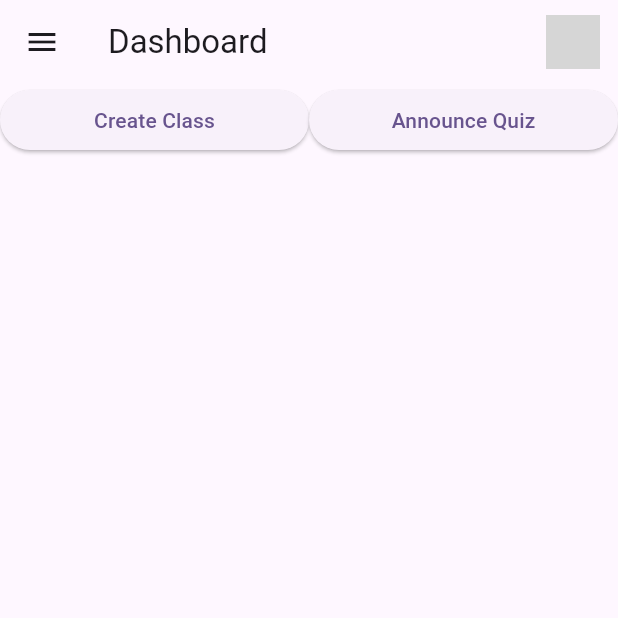
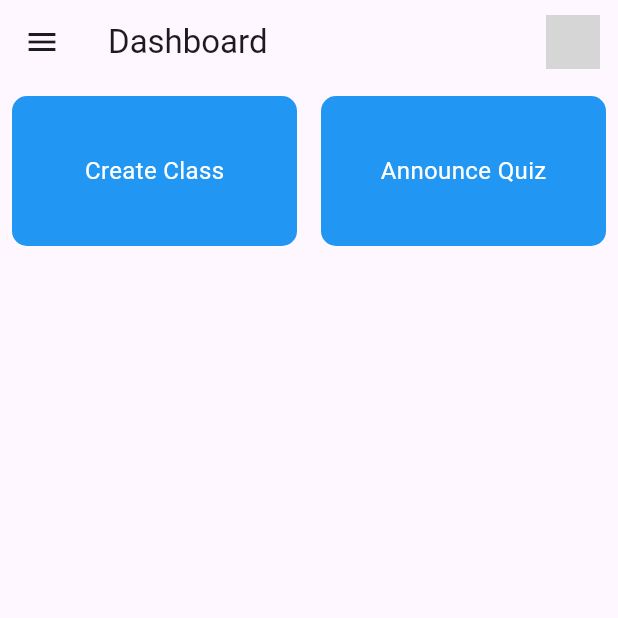
Before and after one commit to Rafid-tawhid/hello_quize, a Flutter app: the screen it shows once a user with an empty profile is signed in, on a phone screen of 412 x 824 dp, the top half of it. Run offline on Flutter 3.47's test engine with Material 2 defaults, Android fonts, the phone set to English and light mode, and no system bars; our stand-ins replace cloud_firestore, firebase_auth, firebase_core, firebase_storage, image_picker; missing offline and left inert: animated_expandable_fab, art_sweetalert; accounts and stored records are empty; network calls fail; grey boxes are pictures that could not be loaded.

```diff
--- a/lib/pages/techer_dashboard_page.dart
+++ b/lib/pages/techer_dashboard_page.dart
@@ -3,6 +3,7 @@ import 'package:firebase_auth/firebase_auth.dart';
 import 'package:flutter/material.dart';
 
 import '../custom_widgets/drawer.dart';
+import '../custom_widgets/quiz_info.dart';
 import 'create_quiz_page.dart';
 
 class TeacherDashboardPage extends StatefulWidget {
@@ -53,14 +54,37 @@ class _TeacherDashboardPageState extends State<TeacherDashboardPage> {
           Row(
             children: [
               Expanded(
-                  child: ElevatedButton(
-                      onPressed: () {}, child: Text('Create Class'))),
+                  child: Padding(
+                    padding: const EdgeInsets.all(8.0),
+                    child: Container(
+                      alignment: Alignment.center,
+                    decoration: BoxDecoration(
+                      color: Colors.blue,
+                      borderRadius: BorderRadius.circular(10)
+                    ),
+                      height: 100,
+                      child: Text('Create Class',style: TextStyle(color: Colors.white,fontSize: 16),),
+                    ),
+                  )),
               Expanded(
-                  child: ElevatedButton(
-                      onPressed: () {
+                  child: Padding(
+                    padding: const EdgeInsets.all(8.0),
+                    child: InkWell(
+                      onTap: () {
                         Navigator.pushNamed(context, CreateQuizPage.routeName);
+                       // Navigator.push(context, MaterialPageRoute(builder: (context)=>QuizInfo()));
                       },
-                      child: Text('Announce Quiz'))),
+                      child: Container(
+                        height: 100,
+                        alignment: Alignment.center,
+                        decoration: BoxDecoration(
+                            color: Colors.blue,
+                            borderRadius: BorderRadius.circular(10)
+                        ),
+                        child: Text('Announce Quiz',style: TextStyle(color: Colors.white,fontSize: 16),),
+                      ),
+                    ),
+                  )),
             ],
           )
         ],
```
Also changed, not shown: lib/custom_widgets/quiz_info.dart (added, +75 -0 lines), lib/pages/create_quiz_page.dart (+9 -9 lines).
